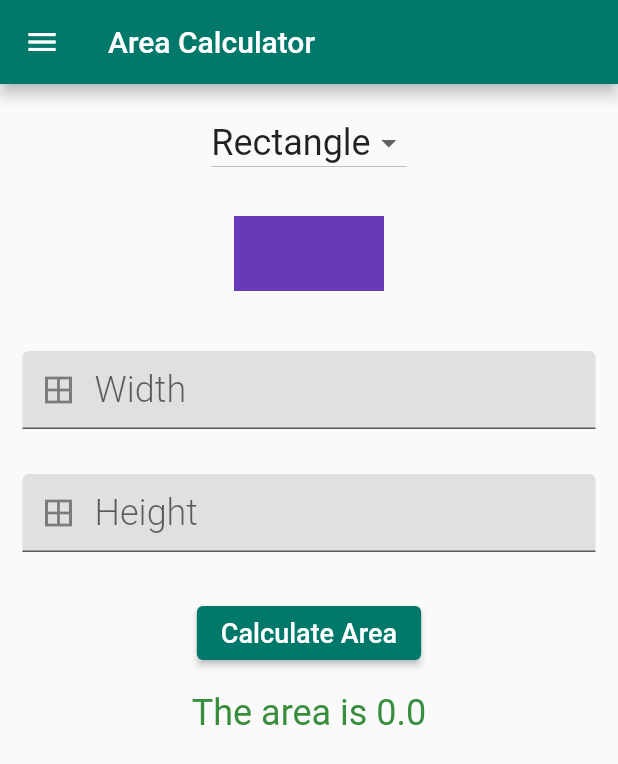
After one commit to Mubeyd/flutter_getting_started, a Flutter app: the BmiScreen screen opened by its route, after a tap on "Calculate Area", on a phone screen of 412 x 824 dp. The commit adds this screen. Shown: the top 764 px of the screen. Run offline on Flutter 3.47's test engine with Material 2 defaults, Android fonts, the phone set to English and light mode, and no system bars; our stand-ins replace flutter_dotenv, shared_preferences; accounts and stored records are empty.

Commit message:
AreaCalculator screen with shapes

```diff
--- a/lib/main.dart
+++ b/lib/main.dart
@@ -1,7 +1,7 @@
 import 'package:flutter/material.dart';
 import 'package:flutter_dotenv/flutter_dotenv.dart';
+import 'package:get_started/screens/area_calculator.dart';
 import 'package:get_started/screens/bmi_screen.dart';
-import 'package:get_started/screens/container_screen.dart';
 
 Future<void> main() async {
   await dotenv.load(fileName: '.env.development');
@@ -23,7 +23,7 @@ class GlobeApp extends StatelessWidget {
         //     bodyText2: TextStyle(fontSize: 24, fontStyle: FontStyle.italic))
       ),
       routes: {
-        '/': ((context) => const ContainerScreen()),
+        '/': ((context) => const AreaCalculator()),
         '/bmi': ((context) => const BmiScreen())
       },
       initialRoute: '/',
--- /dev/null
+++ b/lib/screens/area_calculator.dart
@@ -0,0 +1,207 @@
+// ignore_for_file: use_key_in_widget_constructors
+
+import 'package:flutter/material.dart';
+import 'package:get_started/shared/menu_drawer.dart';
+
+class AreaCalculator extends StatefulWidget {
+  const AreaCalculator({Key? key}) : super(key: key);
+  @override
+  _AreaCalculatorState createState() => _AreaCalculatorState();
+}
+
+class _AreaCalculatorState extends State<AreaCalculator> {
+  List<String> shapes = ['Rectangle', 'Triangle'];
+  String currentShape = '';
+  String result = '0';
+  double width = 0;
+  double height = 0;
+
+  final TextEditingController widthController = TextEditingController();
+  final TextEditingController heightController = TextEditingController();
+
+  @override
+  void initState() {
+    super.initState();
+    result = '0';
+    currentShape = 'Rectangle';
+    widthController.addListener(updateWidth);
+    heightController.addListener(updateHeight);
+  }
+
+  @override
+  Widget build(BuildContext context) {
+    return Scaffold(
+      appBar: AppBar(
+        title: const Text('Area Calculator'),
+      ),
+      drawer: const MenuDrawer(),
+      body: Container(
+          margin: const EdgeInsets.only(top: 15.0),
+          child: Column(
+            children: <Widget>[
+              //dropdown
+              DropdownButton<String>(
+                  value: currentShape,
+                  items: shapes.map((String value) {
+                    return DropdownMenuItem<String>(
+                      value: value,
+                      child: Text(
+                        value,
+                        style: const TextStyle(fontSize: 24.0),
+                      ),
+                    );
+                  }).toList(),
+                  onChanged: (shape) {
+                    setState(() {
+                      currentShape = shape ?? 'Rectangle';
+                    });
+                  }),
+              // Shape
+              ShapeContainer(currentShape),
+              //width
+              AreaTextField(widthController, 'Width'),
+              //height
+              AreaTextField(heightController, 'Height'),
+              Container(
+                margin: const EdgeInsets.all(15.0),
+                child: ElevatedButton(
+                  child: const Text(
+                    'Calculate Area',
+                    style: TextStyle(fontSize: 18.0),
+                  ),
+                  onPressed: calculateArea,
+                ),
+              ),
+              Text(
+                result,
+                style: TextStyle(
+                  fontSize: 24.0,
+                  color: Colors.green[700],
+                ),
+              ),
+            ],
+          )),
+    );
+  }
+
+  void calculateArea() {
+    double area;
+
+    if (currentShape == 'Rectangle') {
+      area = width * height;
+    } else if (currentShape == 'Triangle') {
+      area = width * height / 2;
+    } else {
+      area = 0;
+    }
+    setState(() {
+      result = 'The area is ' + area.toString();
+    });
+  }
+
+  void updateWidth() {
+    setState(() {
+      if (widthController.text != '') {
+        width = double.parse(widthController.text);
+      } else {
+        width = 0;
+      }
+    });
+  }
+
+  void updateHeight() {
+    setState(() {
+      if (heightController.text != '') {
+        height = double.parse(heightController.text);
+      } else {
+        height = 0;
+      }
+    });
+  }
+}
+
+class AreaTextField extends StatelessWidget {
+  const AreaTextField(this.controller, this.hint);
+
+  final TextEditingController controller;
+  final String hint;
+
+  @override
+  Widget build(BuildContext context) {
+    return Container(
+        margin: const EdgeInsets.all(15.0),
+        child: TextField(
+          controller: controller,
+          keyboardType: TextInputType.number,
+          style: TextStyle(
+              color: Colors.green[700],
+              fontWeight: FontWeight.w300,
+              fontSize: 24.0),
+          decoration: InputDecoration(
+            prefixIcon: const Icon(Icons.border_all),
+            filled: true,
+            fillColor: Colors.grey[300],
+            hintText: hint,
+          ),
+        ));
+  }
+}
+
+class ShapeContainer extends StatelessWidget {
+  final String shape;
+
+  const ShapeContainer(this.shape);
+
+  @override
+  Widget build(BuildContext context) {
+    if (shape == 'Triangle') {
+      return CustomPaint(
+        size: const Size(100, 100),
+        painter: TrianglePainter(),
+      );
+    } else {
+      return CustomPaint(
+        size: const Size(100, 100),
+        painter: RectanglePainter(),
+      );
+    }
+  }
+}
+
+class TrianglePainter extends CustomPainter {
+  @override
+  void paint(Canvas canvas, Size size) {
+    final paint = Paint();
+    paint.color = Colors.orange;
+
+    var path = Path();
+    path.moveTo(size.width / 2, 0);
+    path.lineTo(size.width, size.height);
+    path.lineTo(0, size.height);
+    path.close();
+    canvas.drawPath(path, paint);
+  }
+
+  @override
+  bool shouldRepaint(covariant CustomPainter oldDelegate) {
+    return true;
+  }
+}
+
+class RectanglePainter extends CustomPainter {
+  @override
+  void paint(Canvas canvas, Size size) {
+    final paint = Paint();
+    paint.color = Colors.deepPurple;
+
+    Rect rect =
+        Rect.fromLTRB(0, size.height / 4, size.width, size.height / 4 * 3);
+
+    canvas.drawRect(rect, paint);
+  }
+
+  @override
+  bool shouldRepaint(covariant CustomPainter oldDelegate) {
+    return true;
+  }
+}
--- a/lib/shared/menu_drawer.dart
+++ b/lib/shared/menu_drawer.dart
@@ -5,6 +5,7 @@ import 'package:get_started/screens/intro_screen.dart';
 import 'package:get_started/screens/sessions_screen.dart';
 import 'package:get_started/screens/weather_screen.dart';
 
+import '../screens/area_calculator.dart';
 import '../screens/container_screen.dart';
 
 class MenuDrawer extends StatelessWidget {
@@ -27,6 +28,7 @@ class MenuDrawer extends StatelessWidget {
       'Training',
       'Hello Fluter Layout',
       'Container Screen',
+      'Area Calculator',
     ];
 
     List<Widget> menuItems = [];
@@ -65,9 +67,13 @@ class MenuDrawer extends StatelessWidget {
             case 'Container Screen':
               screen = const ContainerScreen();
               break;
+            case 'Area Calculator':
+              screen = const AreaCalculator();
+              break;
           }
           Navigator.of(context).pop();
-          Navigator.of(context).push(MaterialPageRoute(builder: (context) => screen));
+          Navigator.of(context)
+              .push(MaterialPageRoute(builder: (context) => screen));
         },
       ));
     }
```
